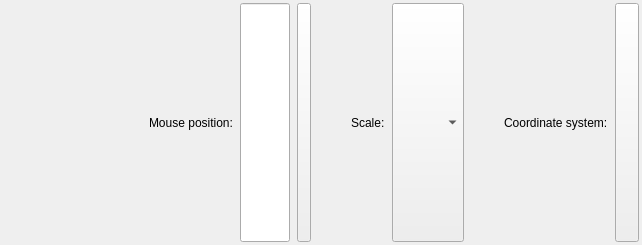
kadas-albireo/kadas-albireo, file src/ui/qgsribbonstatuswidget.ui: the form before one commit.
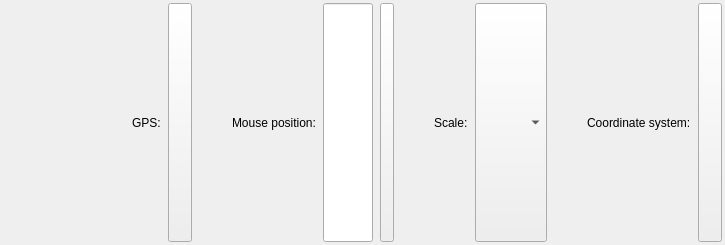
The form after the commit. Custom widgets are drawn as their Qt base class.

What changed in the file:
```diff
--- a/src/ui/qgsribbonstatuswidget.ui
+++ b/src/ui/qgsribbonstatuswidget.ui
@@ -6,7 +6,7 @@
    <rect>
     <x>0</x>
     <y>0</y>
-    <width>642</width>
+    <width>725</width>
     <height>245</height>
    </rect>
   </property>
@@ -36,12 +36,45 @@
      </property>
      <property name="sizeHint" stdset="0">
       <size>
-       <width>76</width>
+       <width>40</width>
        <height>20</height>
       </size>
      </property>
     </spacer>
    </item>
+   <item>
+    <layout class="QHBoxLayout" name="horizontalLayout_2">
+     <property name="spacing">
+      <number>7</number>
+     </property>
+     <item>
+      <widget class="QLabel" name="mGpsLabel">
+       <property name="text">
+        <string>GPS:</string>
+       </property>
+      </widget>
+     </item>
+     <item>
+      <widget class="QToolButton" name="mGpsToolButton">
+       <property name="sizePolicy">
+        <sizepolicy hsizetype="Fixed" vsizetype="MinimumExpanding">
+         <horstretch>0</horstretch>
+         <verstretch>0</verstretch>
+        </sizepolicy>
+       </property>
+       <property name="toolTip">
+        <string>&lt;html&gt;&lt;head/&gt;&lt;body&gt;Black: disconnected&lt;br /&gt;Blue: connecting&lt;br /&gt;White: no data&lt;br /&gt;Red: no fix&lt;br /&gt;Yellow: 2D fix&lt;br /&gt;Green: 3D fix&lt;/body&gt;&lt;/html&gt;</string>
+       </property>
+       <property name="text">
+        <string/>
+       </property>
+       <property name="checkable">
+        <bool>true</bool>
+       </property>
+      </widget>
+     </item>
+    </layout>
+   </item>
    <item>
     <layout class="QHBoxLayout" name="horizontalLayout_3">
      <property name="spacing">
```
Left out of the diff: 2 changed lines with no effect on the pictures.
